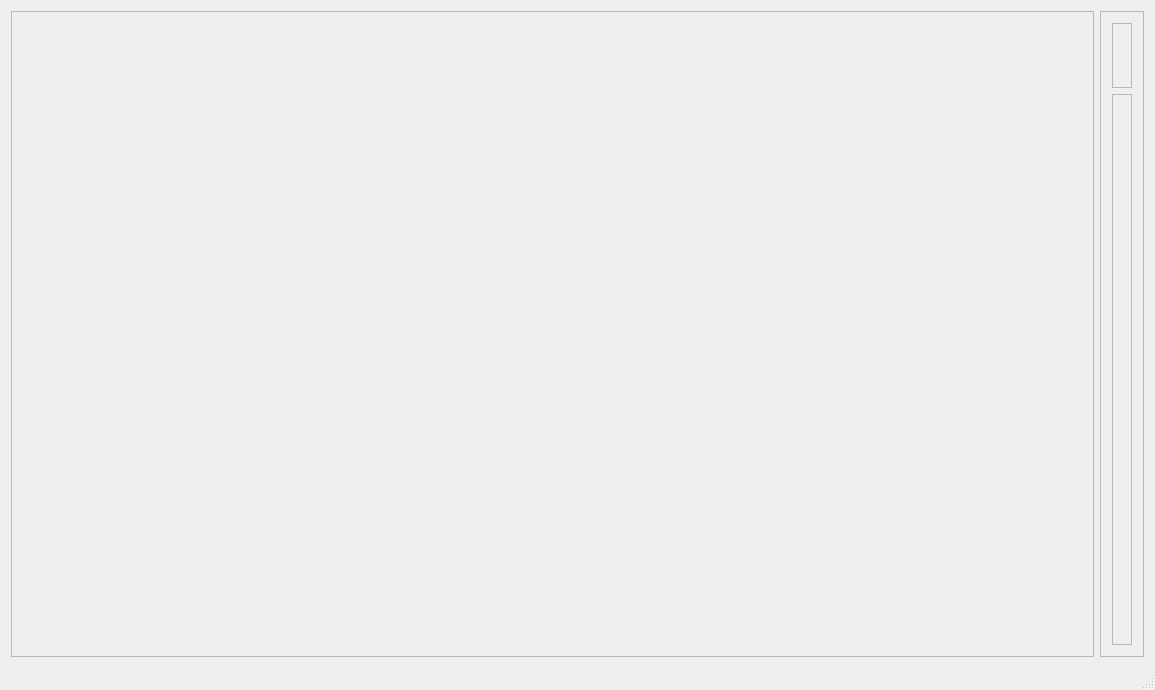
Generall14/PC-kom, file mainwindow.ui: the form before one commit.
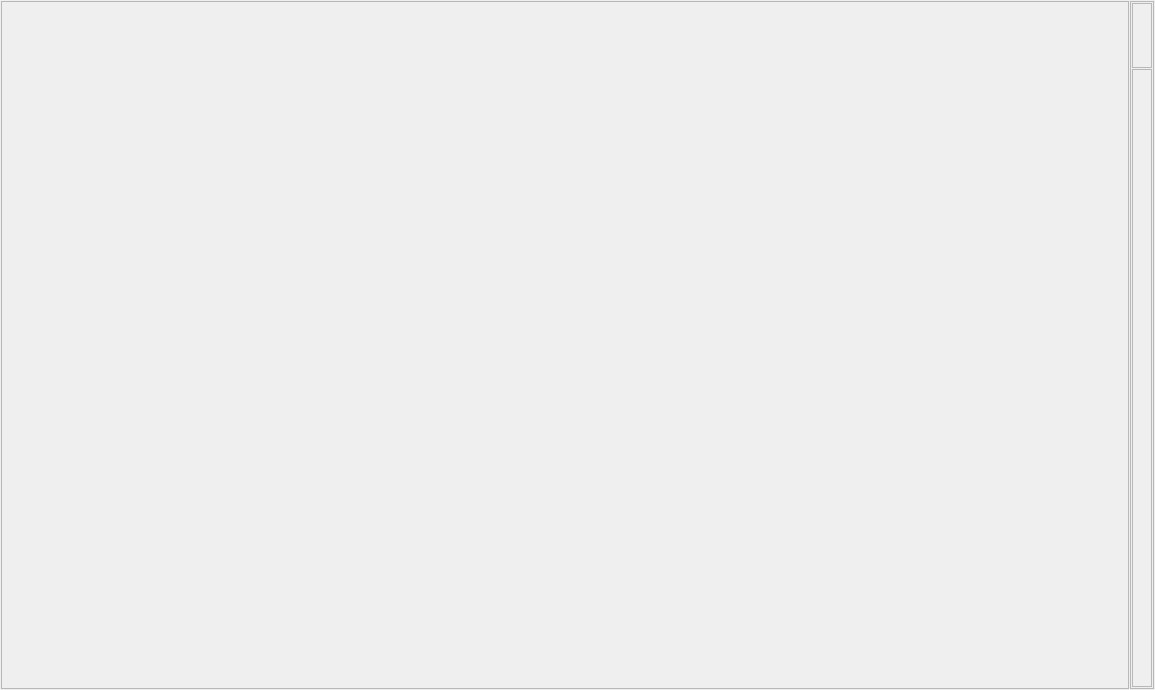
The form after the commit.

Commit message: Mikropoprawki startowego GUI.

What changed in the file:
```diff
--- a/mainwindow.ui
+++ b/mainwindow.ui
@@ -15,6 +15,21 @@
   </property>
   <widget class="QWidget" name="centralWidget">
    <layout class="QHBoxLayout" name="horizontalLayout_4">
+    <property name="spacing">
+     <number>1</number>
+    </property>
+    <property name="leftMargin">
+     <number>1</number>
+    </property>
+    <property name="topMargin">
+     <number>1</number>
+    </property>
+    <property name="rightMargin">
+     <number>1</number>
+    </property>
+    <property name="bottomMargin">
+     <number>1</number>
+    </property>
     <item>
      <widget class="QFrame" name="frame_log">
       <property name="sizePolicy">
@@ -46,6 +61,21 @@
        <enum>QFrame::Raised</enum>
       </property>
       <layout class="QVBoxLayout" name="verticalLayout_2">
+       <property name="spacing">
+        <number>1</number>
+       </property>
+       <property name="leftMargin">
+        <number>1</number>
+       </property>
+       <property name="topMargin">
+        <number>1</number>
+       </property>
+       <property name="rightMargin">
+        <number>1</number>
+       </property>
+       <property name="bottomMargin">
+        <number>1</number>
+       </property>
        <item>
         <widget class="QFrame" name="frame_medium">
          <property name="sizePolicy">
@@ -89,17 +119,6 @@
     </item>
    </layout>
   </widget>
-  <widget class="QMenuBar" name="menuBar">
-   <property name="geometry">
-    <rect>
-     <x>0</x>
-     <y>0</y>
-     <width>1155</width>
-     <height>19</height>
-    </rect>
-   </property>
-  </widget>
-  <widget class="QStatusBar" name="statusBar"/>
  </widget>
  <layoutdefault spacing="6" margin="11"/>
  <resources/>
```
The commit also changes 1 other file.
